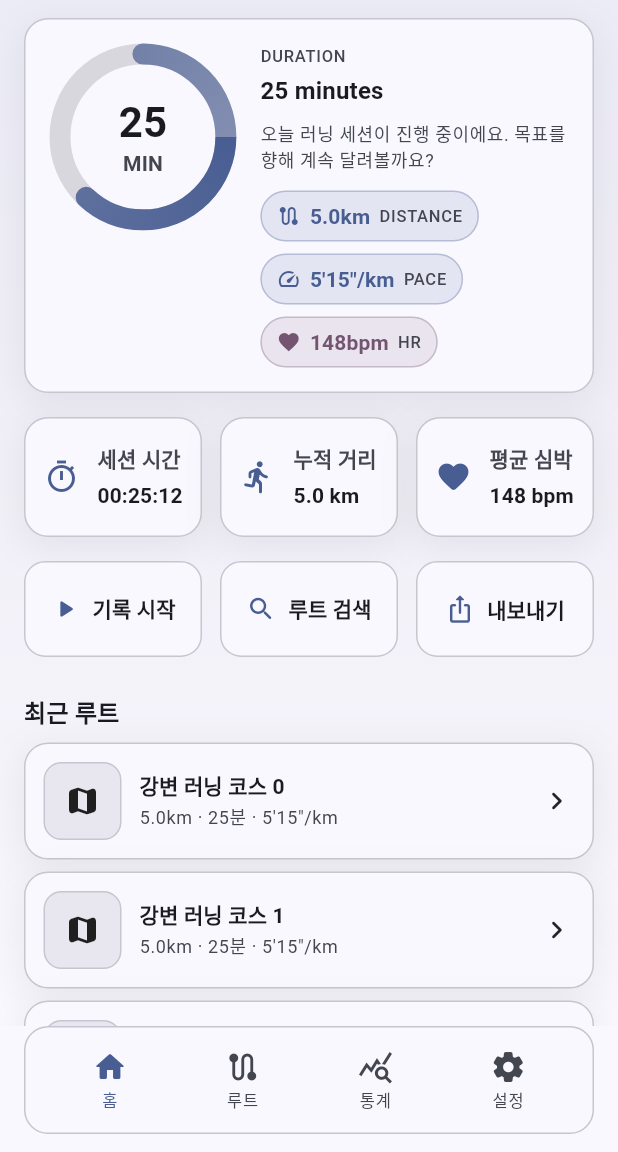
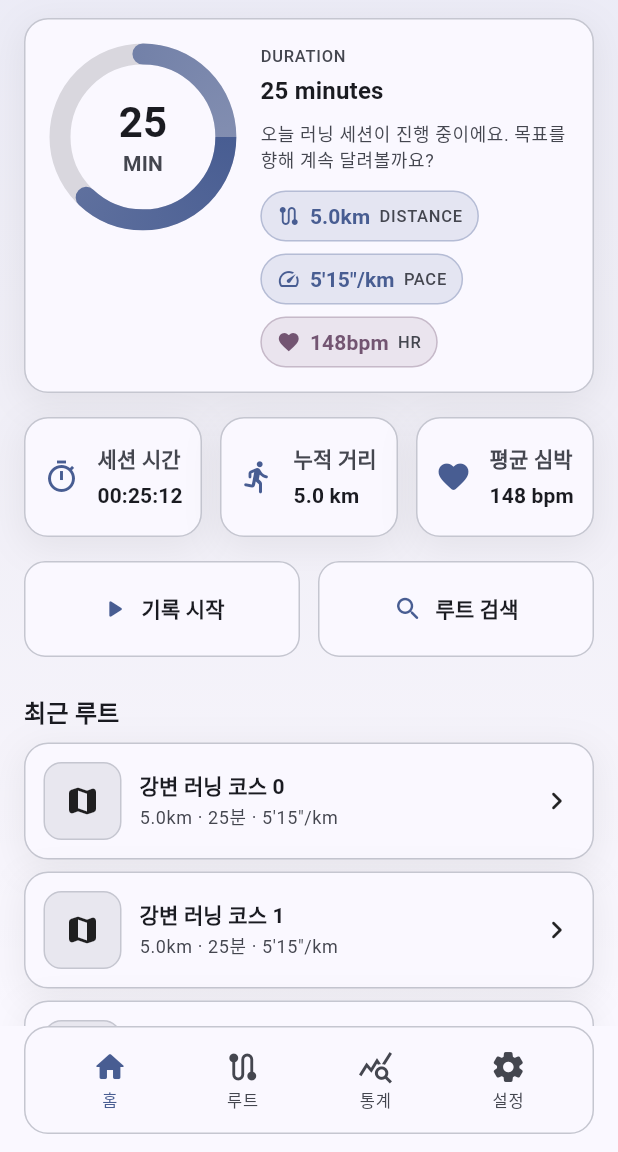
Before and after one commit to Leedoseo/RouteLog_project, a Flutter app: the screen it shows after launch, on a phone screen of 412 x 824 dp, the part 84-1236 px from its top. Run offline on Flutter 3.47's test engine with Material 3 defaults, Android fonts, the phone set to English and light mode, and no system bars.

Commit message:
home_screen.dart에 widget반영 - 네비게이터 연동 - 오류 해결 - 내보내기 버튼 삭제

```diff
--- a/lib/features/home/home_screen.dart
+++ b/lib/features/home/home_screen.dart
@@ -75,21 +75,6 @@ class HomeScreen extends StatelessWidget {
                       Navigator.of(context).push(
                         MaterialPageRoute(builder: (_) => const RoutesListScreen()),
                       );
-                    },
-                  ),
-                ),
-                const SizedBox(width: 12),
-                Expanded(
-                  child: QuickActionButton(
-                    icon: Icons.ios_share_rounded,
-                    label: '내보내기',
-                    onTap: () async {
-                      // 페이지 버전이 있다면:
-                      Navigator.of(context).push(
-                        MaterialPageRoute(builder: (_) => const _RouteExportPageStub()),
-                      );
-                      // 시트(ModalBottomSheet)라면 위 두 줄 대신:
-                      // showRouteExportSheet(context);
                     },
                   ),
                 ),
```
